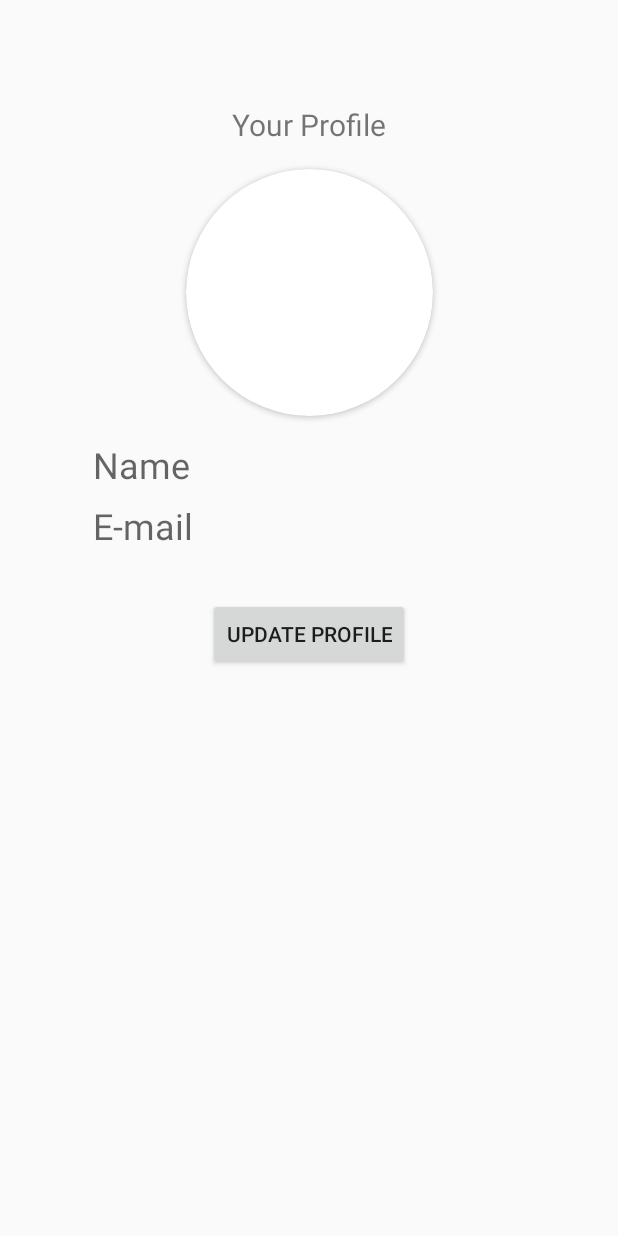
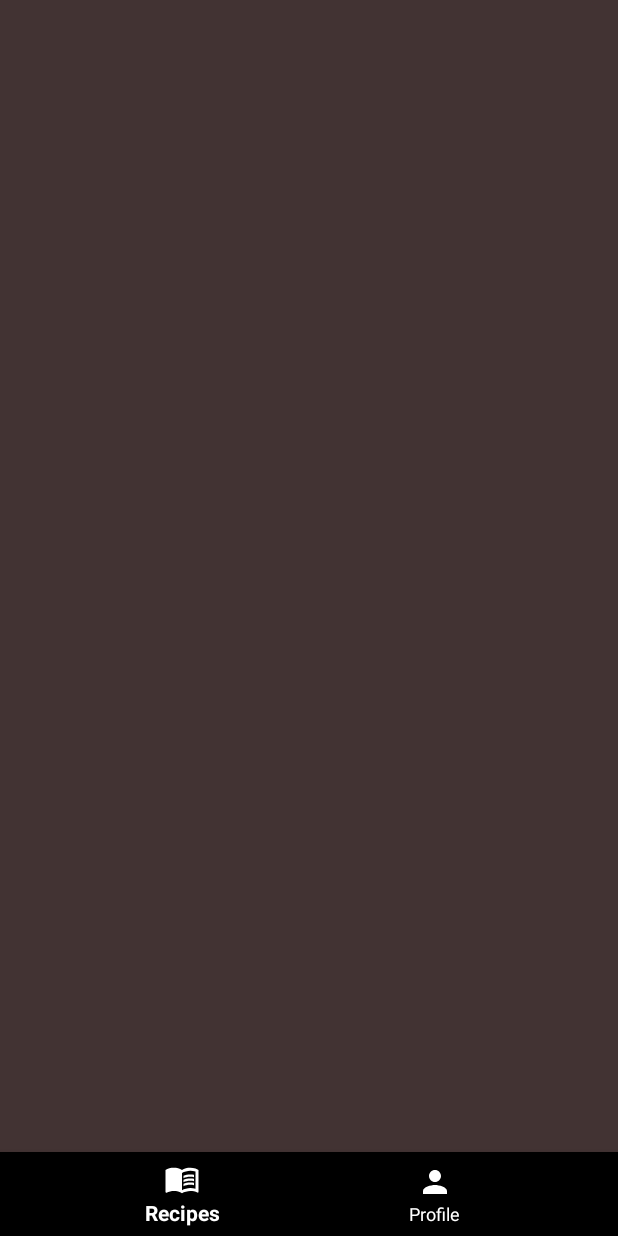
Before and after one commit to amirulaimanmail/cookbook-app, an Android app: the screen it shows after launch (MainActivity), on a phone screen of 412 x 824 dp. Run offline under Robolectric (Android 15) with nearby library versions, the phone set to English and light mode, and no system bars.

Commit message:
Implement viewpager and convert current activities into fragments.

```diff
--- a/app/src/main/AndroidManifest.xml
+++ b/app/src/main/AndroidManifest.xml
@@ -39,7 +39,7 @@
             </intent-filter>
         </activity>
 
-        <activity android:name=".SubmitActivity"/>
+        <activity android:name=".EditProfileActivity"/>
 
     </application>
 </manifest>
--- a/app/src/main/java/com/example/cookbookapp/MainActivity.java
+++ b/app/src/main/java/com/example/cookbookapp/MainActivity.java
@@ -1,112 +1,60 @@
 package com.example.cookbookapp;
 
-import android.content.Intent;
-import android.content.SharedPreferences;
-import android.net.Uri;
 import android.os.Bundle;
-import android.widget.Button;
-import android.widget.ImageView;
-import android.widget.TextView;
-import android.widget.Toast;
+import android.view.MenuItem;
 
+import androidx.annotation.NonNull;
+import androidx.annotation.Nullable;
 import androidx.appcompat.app.AppCompatActivity;
+import androidx.viewpager2.widget.ViewPager2;
 
-import com.bumptech.glide.Glide;
+import com.google.android.material.bottomnavigation.BottomNavigationView;
+import com.google.android.material.navigation.NavigationBarView;
 
 public class MainActivity extends AppCompatActivity {
-
-    private ImageView imageView;
-    private TextView nameTextView, emailTextView;
-    Button updateProfileButton;
-    String photoUriString;
-    String name;
-    String email;
-
-    private static final String PREFS_NAME = "UserProfilePrefs";
-    private static final String PREF_PHOTO_URI = "photoUri";
-    private static final String PREF_NAME = "name";
-    private static final String PREF_EMAIL = "email";
+    private ViewPager2 viewpager;
+    private BottomNavigationView bottomNavigationView;
 
     @Override
-    protected void onCreate(Bundle savedInstanceState) {
+    protected void onCreate(@Nullable Bundle savedInstanceState) {
         super.onCreate(savedInstanceState);
-        setContentView(R.layout.actv_main);  // Create a layout for this activity
+        setContentView(R.layout.actv_main);
 
-        // Initialize views
-        imageView = findViewById(R.id.imageView);
-        nameTextView = findViewById(R.id.name_tv);
-        emailTextView = findViewById(R.id.email_tv);
-        updateProfileButton = findViewById(R.id.button_update);
+        viewpager = findViewById(R.id.viewpager);
+        bottomNavigationView = findViewById(R.id.bottomnavigationbar);
 
-        loadData();
+        bnmAdapter adapter = new bnmAdapter(this);
+        viewpager.setAdapter(adapter);
 
-        updateProfileButton.setOnClickListener(v ->{
-            Intent intent = new Intent(MainActivity.this, SubmitActivity.class);
+        bottomNavigationView.setOnItemSelectedListener(item -> {
+            int id = item.getItemId();
 
-            intent.putExtra("photoUri", photoUriString);  // Send the photo URI
-            intent.putExtra("name", name);  // Use the updated name
-            intent.putExtra("email", email);  // Use the updated email
+            if(id == R.id.recipePage){
+                viewpager.setCurrentItem(0);
+                return true;
+            }
+            else if (id == R.id.profilePage){
+                viewpager.setCurrentItem(1);
+                return true;
+            }
+            else {
+                return false;
+            }
+        });
 
-            startActivityForResult(intent, 1);
+        viewpager.registerOnPageChangeCallback(new ViewPager2.OnPageChangeCallback() {
+            @Override
+            public void onPageSelected(int position) {
+                super.onPageSelected(position);
+                switch (position){
+                    case 0:
+                        bottomNavigationView.setSelectedItemId(R.id.recipePage);
+                        break;
+                    case 1:
+                        bottomNavigationView.setSelectedItemId(R.id.profilePage);
+                        break;
+                }
+            }
         });
     }
-
-    @Override
-    protected void onActivityResult(int requestCode, int resultCode, Intent data) {
-        super.onActivityResult(requestCode, resultCode, data);
-
-        if (requestCode == 1 && resultCode == RESULT_OK) {
-            // Get the data sent back from SubmitActivity
-            photoUriString = data.getStringExtra("photoUri");
-            name = data.getStringExtra("name");
-            email = data.getStringExtra("email");
-
-            saveData();
-            displayData();
-        }
-        else{
-            Toast.makeText(this, "Cancel update profile.", Toast.LENGTH_SHORT).show();
-        }
-    }
-
-    private void displayData(){
-        if (photoUriString != null) {
-            Uri photoUri = Uri.parse(photoUriString);
-            Glide.with(this)
-                    .load(photoUri)  // Load the image URI
-                    .into(imageView);  // Set the ImageView to load the image into
-        }
-
-        if (name != null && email != null) {
-            nameTextView.setText(name);  // Update the name
-            emailTextView.setText(email);  // Update the email
-        }
-    }
-
-    private void saveData() {
-        // Get SharedPreferences instance
-        SharedPreferences sharedPreferences = getSharedPreferences(PREFS_NAME, MODE_PRIVATE);
-        SharedPreferences.Editor editor = sharedPreferences.edit();
-
-        // Save data to SharedPreferences
-        editor.putString(PREF_PHOTO_URI, photoUriString); // Save the photo URI string
-        editor.putString(PREF_NAME, name);  // Save the name
-        editor.putString(PREF_EMAIL, email); // Save the email
-
-        // Apply changes asynchronously
-        editor.apply();
-    }
-
-    private void loadData() {
-        // Get SharedPreferences instance
-        SharedPreferences sharedPreferences = getSharedPreferences(PREFS_NAME, MODE_PRIVATE);
-
-        // Retrieve the saved data
-        photoUriString = sharedPreferences.getString(PREF_PHOTO_URI, null);  // If no photo, return null
-        name = sharedPreferences.getString(PREF_NAME, null);  // If no name, return null
-        email = sharedPreferences.getString(PREF_EMAIL, null);  // If no email, return null
-
-        // Display the data (update UI)
-        displayData();
-    }
 }
--- /dev/null
+++ b/app/src/main/java/com/example/cookbookapp/RecipePageFragment.java
@@ -0,0 +1,18 @@
+package com.example.cookbookapp;
+
+import android.os.Bundle;
+import android.view.LayoutInflater;
+import android.view.View;
+import android.view.ViewGroup;
+
+import androidx.annotation.NonNull;
+import androidx.annotation.Nullable;
+import androidx.fragment.app.Fragment;
+
+public class RecipePageFragment extends Fragment {
+    @Nullable
+    @Override
+    public View onCreateView(@NonNull LayoutInflater inflater, @Nullable ViewGroup container, @Nullable Bundle savedInstanceState) {
+        return inflater.inflate(R.layout.fragment_recipe_page, container, false);
+    }
+}
--- /dev/null
+++ b/app/src/main/java/com/example/cookbookapp/bnmAdapter.java
@@ -0,0 +1,31 @@
+package com.example.cookbookapp;
+
+import androidx.annotation.NonNull;
+import androidx.fragment.app.Fragment;
+import androidx.fragment.app.FragmentActivity;
+import androidx.viewpager2.adapter.FragmentStateAdapter;
+
+public class bnmAdapter extends FragmentStateAdapter {
+
+    public bnmAdapter(@NonNull FragmentActivity fragmentActivity) {
+        super(fragmentActivity);
+    }
+
+    @NonNull
+    @Override
+    public Fragment createFragment(int position) {
+        switch (position){
+            case 0:
+                return new RecipePageFragment();
+            case 1:
+                return new ProfilePageFragment();
+            default:
+                return new RecipePageFragment();
+        }
+    }
+
+    @Override
+    public int getItemCount() {
+        return 2;
+    }
+}
--- /dev/null
+++ b/app/src/main/res/drawable/icon_cookbook.xml
@@ -0,0 +1,11 @@
+<vector xmlns:android="http://schemas.android.com/apk/res/android" android:autoMirrored="true" android:height="24dp" android:tint="#000000" android:viewportHeight="24" android:viewportWidth="24" android:width="24dp">
+
+    <path android:fillColor="@android:color/white" android:pathData="M21,5c-1.11,-0.35 -2.33,-0.5 -3.5,-0.5c-1.95,0 -4.05,0.4 -5.5,1.5c-1.45,-1.1 -3.55,-1.5 -5.5,-1.5S2.45,4.9 1,6v14.65c0,0.25 0.25,0.5 0.5,0.5c0.1,0 0.15,-0.05 0.25,-0.05C3.1,20.45 5.05,20 6.5,20c1.95,0 4.05,0.4 5.5,1.5c1.35,-0.85 3.8,-1.5 5.5,-1.5c1.65,0 3.35,0.3 4.75,1.05c0.1,0.05 0.15,0.05 0.25,0.05c0.25,0 0.5,-0.25 0.5,-0.5V6C22.4,5.55 21.75,5.25 21,5zM21,18.5c-1.1,-0.35 -2.3,-0.5 -3.5,-0.5c-1.7,0 -4.15,0.65 -5.5,1.5V8c1.35,-0.85 3.8,-1.5 5.5,-1.5c1.2,0 2.4,0.15 3.5,0.5V18.5z"/>
+
+    <path android:fillColor="@android:color/white" android:pathData="M17.5,10.5c0.88,0 1.73,0.09 2.5,0.26V9.24C19.21,9.09 18.36,9 17.5,9c-1.7,0 -3.24,0.29 -4.5,0.83v1.66C14.13,10.85 15.7,10.5 17.5,10.5z"/>
+
+    <path android:fillColor="@android:color/white" android:pathData="M13,12.49v1.66c1.13,-0.64 2.7,-0.99 4.5,-0.99c0.88,0 1.73,0.09 2.5,0.26V11.9c-0.79,-0.15 -1.64,-0.24 -2.5,-0.24C15.8,11.66 14.26,11.96 13,12.49z"/>
+
+    <path android:fillColor="@android:color/white" android:pathData="M17.5,14.33c-1.7,0 -3.24,0.29 -4.5,0.83v1.66c1.13,-0.64 2.7,-0.99 4.5,-0.99c0.88,0 1.73,0.09 2.5,0.26v-1.52C19.21,14.41 18.36,14.33 17.5,14.33z"/>
+
+</vector>
--- /dev/null
+++ b/app/src/main/res/drawable/icon_user.xml
@@ -0,0 +1,5 @@
+<vector xmlns:android="http://schemas.android.com/apk/res/android" android:height="24dp" android:tint="#000000" android:viewportHeight="24" android:viewportWidth="24" android:width="24dp">
+
+    <path android:fillColor="@android:color/white" android:pathData="M12,12c2.21,0 4,-1.79 4,-4s-1.79,-4 -4,-4 -4,1.79 -4,4 1.79,4 4,4zM12,14c-2.67,0 -8,1.34 -8,4v2h16v-2c0,-2.66 -5.33,-4 -8,-4z"/>
+
+</vector>
--- a/app/src/main/res/layout/actv_main.xml
+++ b/app/src/main/res/layout/actv_main.xml
@@ -1,98 +1,27 @@
 <?xml version="1.0" encoding="utf-8"?>
 <androidx.constraintlayout.widget.ConstraintLayout xmlns:android="http://schemas.android.com/apk/res/android"
-    xmlns:app="http://schemas.android.com/apk/res-auto"
-    xmlns:tools="http://schemas.android.com/tools"
     android:layout_width="match_parent"
     android:layout_height="match_parent"
-    android:clipChildren="false"
-    android:clipToPadding="false">
+    xmlns:app="http://schemas.android.com/apk/res-auto">
 
-    <TextView
-        android:id="@+id/textView"
-        android:layout_width="wrap_content"
-        android:layout_height="wrap_content"
-        android:text="Your Profile"
-        android:textSize="20sp"
-        app:layout_constraintBottom_toTopOf="@+id/guideline"
+    <androidx.viewpager2.widget.ViewPager2
+        android:id="@+id/viewpager"
+        android:layout_width="match_parent"
+        android:layout_height="0dp"
+        app:layout_constraintBottom_toTopOf="@+id/bottomnavigationbar"
         app:layout_constraintEnd_toEndOf="parent"
         app:layout_constraintStart_toStartOf="parent"
-        app:layout_constraintTop_toTopOf="@+id/guideline" />
+        app:layout_constraintTop_toTopOf="parent" />
 
-    <androidx.constraintlayout.widget.ConstraintLayout
-        android:id="@+id/constraintLayout"
-        android:layout_width="0dp"
+    <com.google.android.material.bottomnavigation.BottomNavigationView
+        android:id="@+id/bottomnavigationbar"
+        android:layout_width="match_parent"
         android:layout_height="0dp"
-        android:layout_marginTop="16dp"
-        app:layout_constraintDimensionRatio="1:1"
-        app:layout_constraintEnd_toEndOf="parent"
-        app:layout_constraintHeight_percent="0.2"
-        app:layout_constraintStart_toStartOf="parent"
-        app:layout_constraintTop_toBottomOf="@+id/textView"
-        android:clipChildren="false"
-        android:clipToPadding="false">
-
-        <androidx.cardview.widget.CardView
-            android:id="@+id/cardView"
-            android:layout_width="0dp"
-            android:layout_height="match_parent"
-            android:elevation="4dp"
-            app:cardCornerRadius="200dp"
-            app:layout_constraintBottom_toBottomOf="parent"
-            app:layout_constraintDimensionRatio="1:1"
-            app:layout_constraintEnd_toEndOf="parent"
-            app:layout_constraintStart_toStartOf="parent"
-            app:layout_constraintTop_toTopOf="parent"
-            android:shape="ring">
-
-            <ImageView
-                android:id="@+id/imageView"
-                android:layout_width="match_parent"
-                android:layout_height="match_parent"
-                android:scaleType="centerCrop"/>
-        </androidx.cardview.widget.CardView>
-    </androidx.constraintlayout.widget.ConstraintLayout>
-
-
-    <TextView
-        android:id="@+id/name_tv"
-        android:layout_width="0dp"
-        android:layout_height="wrap_content"
-        android:layout_marginTop="16dp"
-        android:hint="Name"
-        android:textSize="24sp"
+        app:itemIconTint="@color/white"
+        app:itemTextColor="@color/white"
+        app:layout_constraintBottom_toBottomOf="parent"
         app:layout_constraintEnd_toEndOf="parent"
         app:layout_constraintStart_toStartOf="parent"
-        app:layout_constraintTop_toBottomOf="@+id/constraintLayout"
-        app:layout_constraintWidth_percent="0.7" />
+        app:menu="@menu/bnv_menu_items" />
 
-    <TextView
-        android:id="@+id/email_tv"
-        android:layout_width="0dp"
-        android:layout_height="wrap_content"
-        android:layout_marginTop="8dp"
-        android:hint="E-mail"
-        android:textSize="24sp"
-        app:layout_constraintEnd_toEndOf="parent"
-        app:layout_constraintStart_toStartOf="parent"
-        app:layout_constraintTop_toBottomOf="@+id/name_tv"
-        app:layout_constraintWidth_percent="0.7" />
-
-    <Button
-        android:id="@+id/button_update"
-        android:layout_width="wrap_content"
-        android:layout_height="wrap_content"
-        android:layout_marginTop="32dp"
-        android:text="Update Profile"
-        app:layout_constraintEnd_toEndOf="@+id/textView"
-        app:layout_constraintStart_toStartOf="@+id/textView"
-        app:layout_constraintTop_toBottomOf="@+id/email_tv" />
-
-
-    <androidx.constraintlayout.widget.Guideline
-        android:id="@+id/guideline"
-        android:layout_width="wrap_content"
-        android:layout_height="wrap_content"
-        android:orientation="horizontal"
-        app:layout_constraintGuide_begin="20dp"
-        app:layout_constraintGuide_percent="0.1"/>
 </androidx.constraintlayout.widget.ConstraintLayout>
--- /dev/null
+++ b/app/src/main/res/layout/fragment_recipe_page.xml
@@ -0,0 +1,7 @@
+<?xml version="1.0" encoding="utf-8"?>
+<androidx.constraintlayout.widget.ConstraintLayout xmlns:android="http://schemas.android.com/apk/res/android"
+    android:layout_width="match_parent"
+    android:layout_height="match_parent"
+    android:background="#423333">
+
+</androidx.constraintlayout.widget.ConstraintLayout>
--- /dev/null
+++ b/app/src/main/res/menu/bnv_menu_items.xml
@@ -0,0 +1,11 @@
+<?xml version="1.0" encoding="utf-8"?>
+<menu xmlns:android="http://schemas.android.com/apk/res/android">
+    <item
+        android:id="@+id/recipePage"
+        android:icon="@drawable/icon_cookbook"
+        android:title="Recipes"/>
+    <item
+        android:id="@+id/profilePage"
+        android:icon="@drawable/icon_user"
+        android:title="Profile"/>
+</menu>
```
Also changed, not shown: app/src/main/java/com/example/cookbookapp/EditProfileActivity.java (renamed from app/src/main/java/com/example/cookbookapp/SubmitActivity.java, +4 -4 lines), app/src/main/java/com/example/cookbookapp/ProfilePageFragment.java (added, +120 -0 lines), app/src/main/res/layout/fragment_profile_page.xml (added, +98 -0 lines), app/src/main/res/layout/actv_editprofile.xml (renamed from app/src/main/res/layout/actv_updateprofile.xml).
